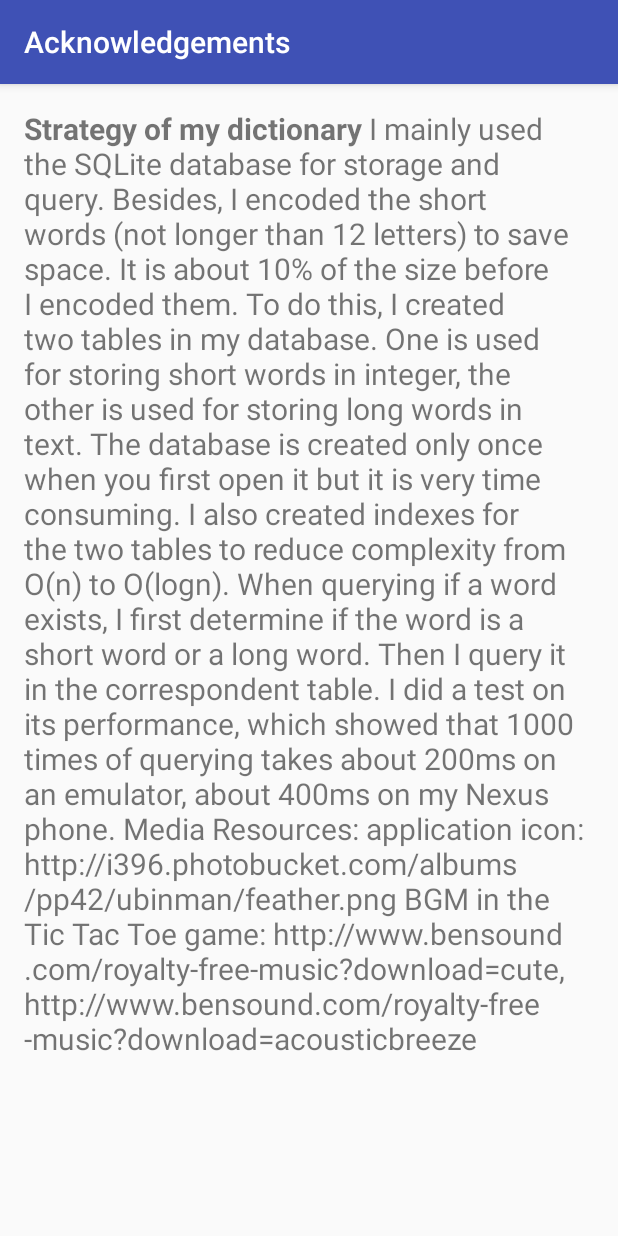
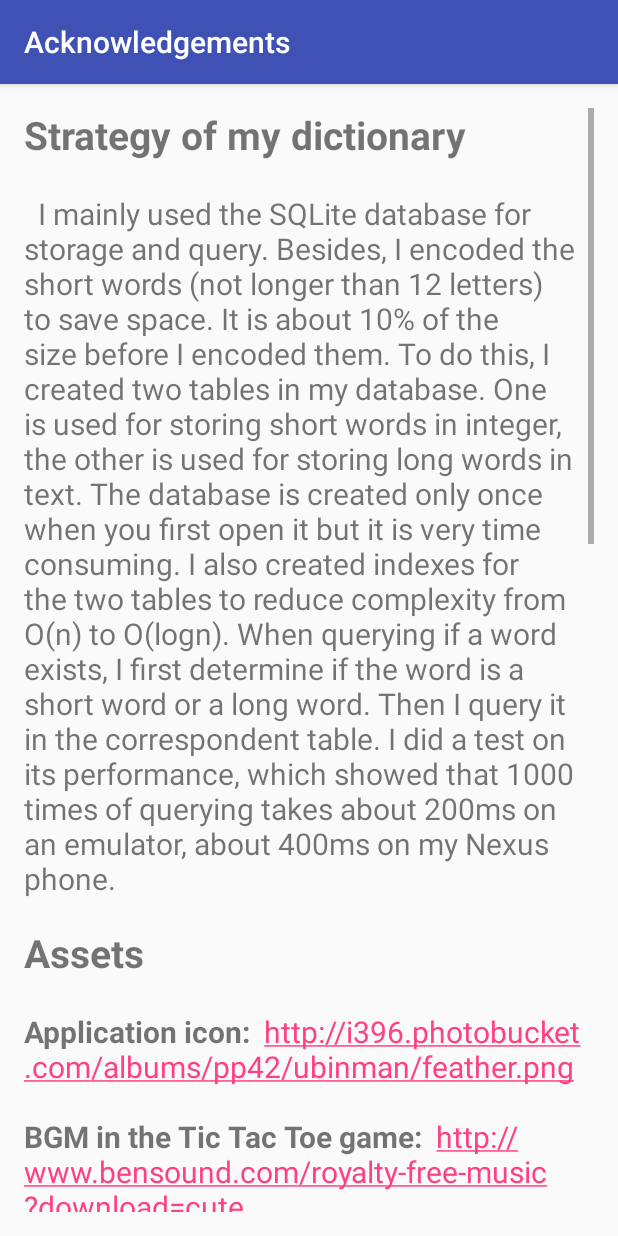
Before and after one commit to huangruihaocst/numad17s-ruihaohuang, an Android app: the AcknowledgementsActivity screen opened directly, with no data from a screen before it, on a phone screen of 412 x 824 dp. Run offline under Robolectric (Android 15) with nearby library versions, the phone set to English and light mode, and no system bars.

Commit message:
Resolved #24, using HTML to format.

```diff
--- a/app/src/main/java/edu/neu/madcourse/ruihaohuang/acknowledgements/AcknowledgementsActivity.java
+++ b/app/src/main/java/edu/neu/madcourse/ruihaohuang/acknowledgements/AcknowledgementsActivity.java
@@ -3,6 +3,7 @@ package edu.neu.madcourse.ruihaohuang.acknowledgements;
 import android.os.Bundle;
 import android.support.v7.app.AppCompatActivity;
 import android.support.v7.widget.Toolbar;
+import android.text.method.LinkMovementMethod;
 import android.widget.TextView;
 
 import edu.neu.madcourse.ruihaohuang.R;
@@ -26,8 +27,11 @@ public class AcknowledgementsActivity extends AppCompatActivity {
 //            }
 //        });
 
-        ((TextView) findViewById(R.id.text_acknowledgements))
-                .setText(AboutActivity.fromHtml(getString(R.string.text_acknowledgements)));
+        TextView acknowledgementsTextView = ((TextView) findViewById(R.id.text_acknowledgements));
+        // reference: http://stackoverflow.com/questions/12119800/android-set-link-with-a-href-in-textview
+        acknowledgementsTextView.setClickable(true);
+        acknowledgementsTextView.setMovementMethod (LinkMovementMethod.getInstance());
+        acknowledgementsTextView.setText(AboutActivity.fromHtml(getString(R.string.text_acknowledgements)));
     }
 
 }
--- a/app/src/main/java/edu/neu/madcourse/ruihaohuang/dictionary/DictionaryActivity.java
+++ b/app/src/main/java/edu/neu/madcourse/ruihaohuang/dictionary/DictionaryActivity.java
@@ -5,7 +5,6 @@ import android.content.pm.PackageManager;
 import android.media.AudioManager;
 import android.media.ToneGenerator;
 import android.os.Bundle;
-import android.support.v7.app.AlertDialog;
 import android.support.v7.app.AppCompatActivity;
 import android.support.v7.widget.Toolbar;
 import android.text.Editable;
--- a/app/src/main/res/values/strings.xml
+++ b/app/src/main/res/values/strings.xml
@@ -40,8 +40,9 @@
     <string name="dialog_wait_create_database">Initializing database&#8230;</string>
 
     <string name="text_acknowledgements">\
-        &lt;strong&gt;Strategy of my dictionary&lt;/strong&gt;
-        I mainly used the SQLite database for storage and query.\
+        &lt;h3&gt;Strategy of my dictionary&lt;/h3&gt;
+        &lt;p&gt;
+        &#160;&#160;I mainly used the SQLite database for storage and query.\
         Besides, I encoded the short words (not longer than 12 letters) to save space.\
         It is about 10% of the size before I encoded them.\
         To do this, I created two tables in my database. One is used for storing short words in integer,\
@@ -51,11 +52,64 @@
         When querying if a word exists, I first determine if the word is a short word or a long word.\
         Then I query it in the correspondent table.\
         I did a test on its performance, which showed that 1000 times of querying takes about 200ms on an emulator,\
-        about 400ms on my Nexus phone.\n\n
-        Media Resources:\n
-            application icon: http://i396.photobucket.com/albums/pp42/ubinman/feather.png\n
-            BGM in the Tic Tac Toe game: http://www.bensound.com/royalty-free-music?download=cute, \
-        http://www.bensound.com/royalty-free-music?download=acousticbreeze
+        about 400ms on my Nexus phone.
+        &lt;/p&gt;
+        &lt;h3&gt;Assets&lt;/h3&gt;
+        &lt;p&gt;
+        &lt;strong&gt;Application icon:&#160;&lt;/strong&gt;
+        &lt;a href="http://i396.photobucket.com/albums/pp42/ubinman/feather.png"&gt;
+        http://i396.photobucket.com/albums/pp42/ubinman/feather.png&lt;/a&gt;
+        &lt;/p&gt;
+        &lt;p&gt;
+        &lt;strong&gt;BGM in the Tic Tac Toe game:&#160;&lt;/strong&gt;
+        &lt;a href="http://www.bensound.com/royalty-free-music?download=cute"&gt;
+        http://www.bensound.com/royalty-free-music?download=cute&lt;/a&gt;,
+        &lt;br/&gt;
+        &lt;a href="http://www.bensound.com/royalty-free-music?download=acousticbreeze"&gt;
+        http://www.bensound.com/royalty-free-music?download=acousticbreeze&lt;/a&gt;
+        &lt;/p&gt;
+        &lt;h3&gt;References&lt;/h3&gt;
+        &lt;p&gt;
+        &lt;a href="http://stackoverflow.com/questions/37904739/html-fromhtml-deprecated-in-android-n"&gt;
+        http://stackoverflow.com/questions/37904739/html-fromhtml-deprecated-in-android-n&lt;/a&gt;,
+        &lt;br/&gt;
+        &lt;a href="http://stackoverflow.com/questions/12119800/android-set-link-with-a-href-in-textview"&gt;
+        http://stackoverflow.com/questions/12119800/android-set-link-with-a-href-in-textview&lt;/a&gt;,
+        &lt;br/&gt;
+        &lt;a href="http://stackoverflow.com/questions/12154940/how-to-make-a-beep-in-android"&gt;
+        http://stackoverflow.com/questions/12154940/how-to-make-a-beep-in-android&lt;/a&gt;,
+        &lt;br/&gt;
+        &lt;a href="http://stackoverflow.com/questions/9109438/how-to-use-an-existing-database-with-an-android-application"&gt;
+        http://stackoverflow.com/questions/9109438/how-to-use-an-existing-database-with-an-android-application&lt;/a&gt;,
+        &lt;br/&gt;
+        &lt;a href="http://stackoverflow.com/questions/17034511/android-database-sqlite-sqlitecantopendatabaseexception-unknown-error-code-14"&gt;
+        http://stackoverflow.com/questions/17034511/android-database-sqlite-sqlitecantopendatabaseexception-unknown-error-code-14&lt;/a&gt;,
+        &lt;br/&gt;
+        &lt;a href="http://stackoverflow.com/questions/4081763/access-resource-files-in-android"&gt;
+        http://stackoverflow.com/questions/4081763/access-resource-files-in-android&lt;/a&gt;,
+        &lt;br/&gt;
+        &lt;a href="http://stackoverflow.com/questions/7666589/using-getresources-in-non-activity-class"&gt;
+        http://stackoverflow.com/questions/7666589/using-getresources-in-non-activity-class&lt;/a&gt;,
+        &lt;br/&gt;
+        &lt;a href="http://stackoverflow.com/questions/26419538/how-to-read-a-line-in-bufferedinputstream"&gt;
+        http://stackoverflow.com/questions/26419538/how-to-read-a-line-in-bufferedinputstream&lt;/a&gt;,
+        &lt;br/&gt;
+        &lt;a href="http://stackoverflow.com/questions/28977308/read-all-lines-with-bufferedreader"&gt;
+        http://stackoverflow.com/questions/28977308/read-all-lines-with-bufferedreader&lt;/a&gt;,
+        &lt;br/&gt;
+        &lt;a href="http://stackoverflow.com/questions/6355096/how-to-create-edittext-with-crossx-button-at-end-of-it"&gt;
+        http://stackoverflow.com/questions/6355096/how-to-create-edittext-with-crossx-button-at-end-of-it&lt;/a&gt;,
+        &lt;br/&gt;
+        &lt;a href="http://stackoverflow.com/questions/2591036/how-to-hide-the-title-bar-for-an-activity-in-xml-with-existing-custom-theme"&gt;
+        http://stackoverflow.com/questions/2591036/how-to-hide-the-title-bar-for-an-activity-in-xml-with-existing-custom-theme&lt;/a&gt;,
+        &lt;br/&gt;
+        and Android Documentation.
+        &lt;/p&gt;
+        &lt;h3&gt;People who helped me&lt;/h3&gt;
+        &lt;p&gt;
+        &lt;strong&gt;Aocheng Wang (THU):&#160;&lt;/strong&gt;helped me distinguish between getApplicationContext() and
+        MyActivity.this, thus fixed a bug.
+        &lt;/p&gt;
     </string>
 
     <string name="info_permission_denied">Permission Denied</string>
```
